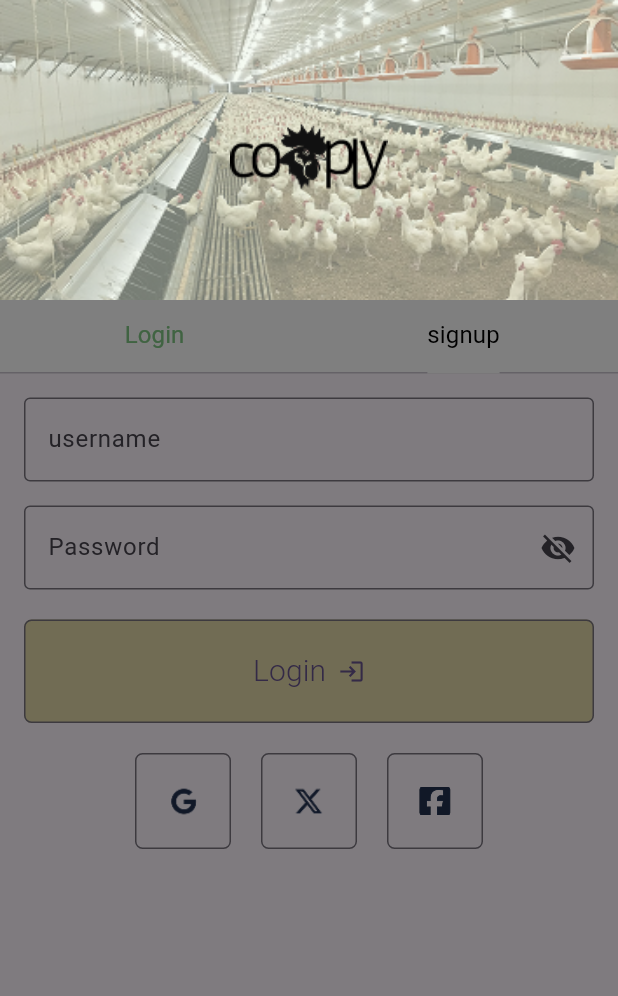
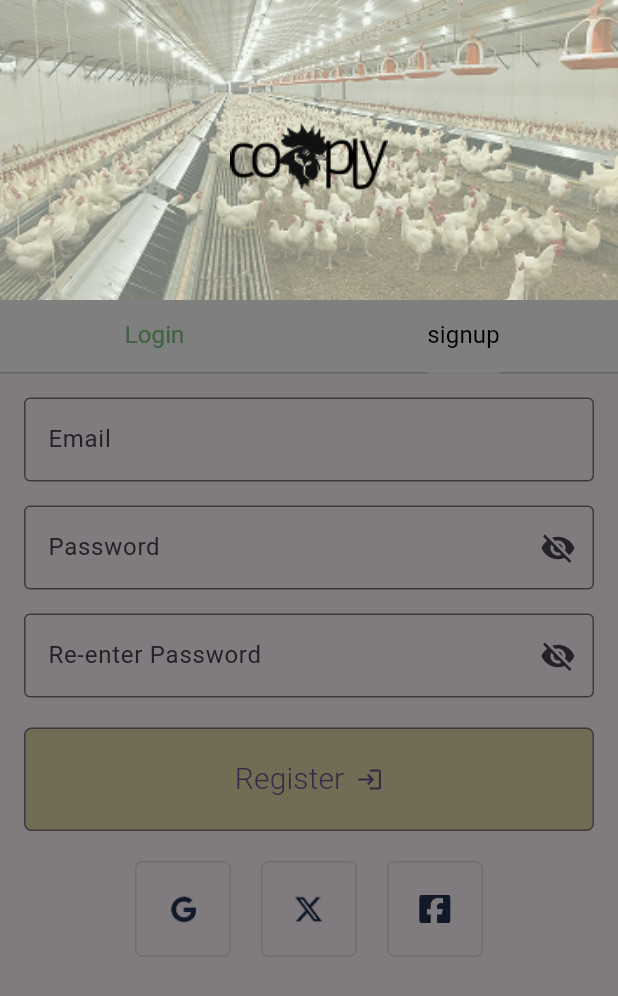
Before and after one commit to Moverr/cooply, a Flutter app: the screen it shows after launch, tab 2 chosen, on a phone screen of 412 x 824 dp. Shown: the top 996 px of the screen. Run offline on Flutter 3.47's test engine with Material 3 defaults, Android fonts, the phone set to English and light mode, and no system bars; Roboto replaces fonts that are missing (Inria Sans).

Commit message:
init register action

```diff
--- a/lib/screens/register_form_screen.dart
+++ b/lib/screens/register_form_screen.dart
@@ -1,36 +1,25 @@
-
 import 'package:cooply/utils/AppConstants.dart';
-import 'package:flutter/cupertino.dart';
 import 'package:flutter/material.dart';
 
-class RegisterForm extends StatefulWidget{
-
-
-
+class RegisterForm extends StatefulWidget {
   @override
   State<StatefulWidget> createState() => _RegisterState();
-
 }
 
-class _RegisterState extends State<RegisterForm>{
-
-
+class _RegisterState extends State<RegisterForm> {
   final _formKey = GlobalKey<FormState>();
-
   final TextEditingController _emailController = TextEditingController();
   final TextEditingController _passwordController = TextEditingController();
+  final TextEditingController _rePasswordController = TextEditingController();
   bool _obscurePassword = true;
-
 
   void _register() {
     if (_formKey.currentState!.validate()) {
-      // Simulate login action
       ScaffoldMessenger.of(context).showSnackBar(
         const SnackBar(content: Text('Registering User ...')),
       );
     }
   }
-
 
   @override
   Widget build(BuildContext context) {
@@ -46,7 +35,7 @@ class _RegisterState extends State<RegisterForm>{
                 controller: _emailController,
                 keyboardType: TextInputType.emailAddress,
                 decoration: InputDecoration(
-                    labelText: 'username',
+                  labelText: 'Email',
                   border: OutlineInputBorder(),
                 ),
                 validator: (value) {
@@ -87,48 +76,64 @@ class _RegisterState extends State<RegisterForm>{
                   return null;
                 },
               ),
+              const SizedBox(height: 16),
+              TextFormField(
+                controller: _rePasswordController,
+                obscureText: _obscurePassword,
+                decoration: InputDecoration(
+                  labelText: 'Re-enter Password',
+                  border: const OutlineInputBorder(),
+                  suffixIcon: IconButton(
+                    icon: Icon(
+                      _obscurePassword ? Icons.visibility_off : Icons.visibility,
+                    ),
+                    onPressed: () {
+                      setState(() {
+                        _obscurePassword = !_obscurePassword;
+                      });
+                    },
+                  ),
+                ),
+                validator: (value) {
+                  if (value == null || value.isEmpty) {
+                    return 'Please re-enter your password';
+                  }
+                  if (value != _passwordController.text) {
+                    return 'Passwords do not match';
+                  }
+                  return null;
+                },
+              ),
               const SizedBox(height: 20),
-
               Center(
                 child: SizedBox(
-
                   width: double.infinity,
-
-                      child:  OutlinedButton(
+                  child: OutlinedButton(
                     onPressed: _register,
-
                     style: ElevatedButton.styleFrom(
                       backgroundColor: Color(0XFFE3D9A8),
-
-                          padding: const EdgeInsets.symmetric(horizontal: 16, vertical: 20), // Adjust padding as needed
-
+                      padding: const EdgeInsets.symmetric(horizontal: 16, vertical: 20),
                       shape: RoundedRectangleBorder(
                         borderRadius: BorderRadius.circular(5),
-
-                            // Removes border radius
                       ),
-
-
                     ),
-
-
-                        child:
-                        Row(
-                          mainAxisSize: MainAxisSize.min, // Prevents excessive button width
+                    child: Row(
+                      mainAxisSize: MainAxisSize.min,
                       children: [
-                            Text('Login',style:TextStyle(fontFamily: AppConstants.fontFamily,fontSize: 20,fontWeight: FontWeight.w300) ,),
-
-                            SizedBox(width: 8), // Space between icon and text
-                            Icon(Icons.login), // Replace with your desired icon
-
+                        Text(
+                          'Register',
+                          style: TextStyle(
+                            fontFamily: AppConstants.fontFamily,
+                            fontSize: 20,
+                            fontWeight: FontWeight.w300,
+                          ),
+                        ),
+                        SizedBox(width: 8),
+                        Icon(Icons.login),
                       ],
                     ),
-
-
-
                   ),
-                    )
-
+                ),
               ),
 
               const SizedBox(height: 20),
@@ -138,7 +143,7 @@ class _RegisterState extends State<RegisterForm>{
                 crossAxisAlignment: CrossAxisAlignment.center, // Centers items vertically
                 children: [
                   OutlinedButton(
-                      onPressed: _register,
+                    onPressed: null,
                     style: ElevatedButton.styleFrom(
 
                       padding: const EdgeInsets.symmetric(horizontal: 16, vertical: 20), // Adjust padding as needed
@@ -165,7 +170,7 @@ class _RegisterState extends State<RegisterForm>{
                   ),
                   const SizedBox(width: 20),
                   OutlinedButton(
-                      onPressed: _register,
+                    onPressed: null,
                     style: ElevatedButton.styleFrom(
 
                       padding: const EdgeInsets.symmetric(horizontal: 16, vertical: 20), // Adjust padding as needed
@@ -192,7 +197,7 @@ class _RegisterState extends State<RegisterForm>{
                   ),
                   const SizedBox(width: 20),
                   OutlinedButton(
-                      onPressed: _register,
+                    onPressed: null,
                     style: ElevatedButton.styleFrom(
 
                       padding: const EdgeInsets.symmetric(horizontal: 16, vertical: 20), // Adjust padding as needed
@@ -224,7 +229,7 @@ class _RegisterState extends State<RegisterForm>{
             ],
           ),
         ),
-        ));
+      ),
+    );
   }
-
 }
```
Lines whose indentation alone changed are shown as unchanged.
